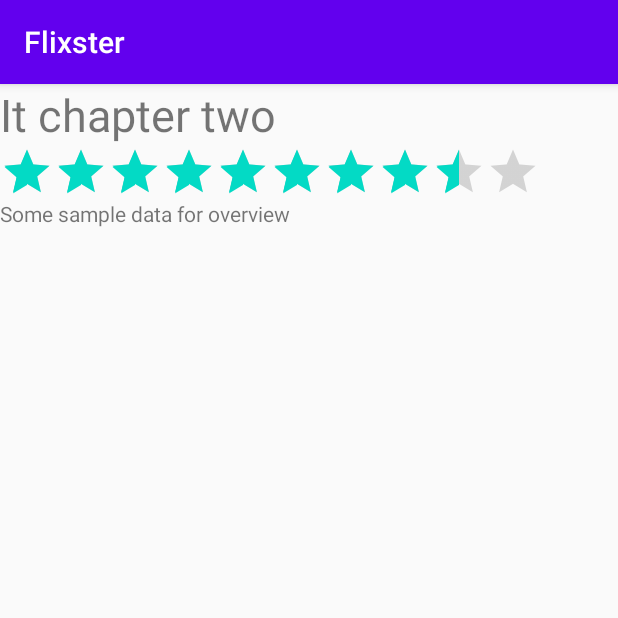
After one commit to trangtran277/Flixster, an Android app: the DetailActivity screen opened directly, with no data from a screen before it, on a phone screen of 412 x 824 dp, the top half of it. The commit adds this screen. Run offline under Robolectric (Android 15) with nearby library versions, the phone set to English and light mode, and no system bars; libraries missing offline, so code that uses them is left out: org.parceler; 4 statements that could not run were skipped.

Commit message:
add detail activity

```diff
--- a/app/build.gradle
+++ b/app/build.gradle
@@ -35,4 +35,7 @@ dependencies {
     implementation 'com.github.bumptech.glide:glide:4.11.0'
     // Glide v4 uses this new annotation processor -- see https://bumptech.github.io/glide/doc/generatedapi.html
     annotationProcessor 'com.github.bumptech.glide:compiler:4.11.0'
+
+    implementation 'org.parceler:parceler-api:1.1.12'
+    annotationProcessor 'org.parceler:parceler:1.1.12'
 }
--- a/app/src/main/AndroidManifest.xml
+++ b/app/src/main/AndroidManifest.xml
@@ -2,7 +2,7 @@
 <manifest xmlns:android="http://schemas.android.com/apk/res/android"
     package="com.example.flixster">
 
-    <uses-permission android:name="android.permission.INTERNET"/>
+    <uses-permission android:name="android.permission.INTERNET" />
 
     <application
         android:allowBackup="true"
@@ -11,6 +11,7 @@
         android:roundIcon="@mipmap/ic_launcher_round"
         android:supportsRtl="true"
         android:theme="@style/AppTheme">
+        <activity android:name=".DetailActivity" />
         <activity android:name=".MainActivity">
             <intent-filter>
                 <action android:name="android.intent.action.MAIN" />
--- /dev/null
+++ b/app/src/main/java/com/example/flixster/DetailActivity.java
@@ -0,0 +1,34 @@
+package com.example.flixster;
+
+import androidx.appcompat.app.AppCompatActivity;
+
+import android.os.Bundle;
+import android.widget.RatingBar;
+import android.widget.TextView;
+
+import com.example.flixster.R;
+import com.example.flixster.models.Movie;
+
+import org.parceler.Parcels;
+
+public class DetailActivity extends AppCompatActivity {
+
+    TextView tvTitle;
+    TextView tvOverview;
+    RatingBar ratingBar;
+
+    @Override
+    protected void onCreate(Bundle savedInstanceState) {
+        super.onCreate(savedInstanceState);
+        setContentView(R.layout.activity_detail);
+
+        tvTitle = findViewById(R.id.tvTitle);
+        tvOverview = findViewById(R.id.tvOverview);
+        ratingBar = findViewById(R.id.ratingBar);
+
+        Movie movie = Parcels.unwrap(getIntent().getParcelableExtra("movie"));
+        tvTitle.setText(movie.getTitle());
+        tvOverview.setText(movie.getOverView());
+        ratingBar.setRating((float)movie.getRating());
+    }
+}
--- /dev/null
+++ b/app/src/main/res/layout/activity_detail.xml
@@ -0,0 +1,31 @@
+<?xml version="1.0" encoding="utf-8"?>
+<LinearLayout xmlns:android="http://schemas.android.com/apk/res/android"
+    xmlns:app="http://schemas.android.com/apk/res-auto"
+    xmlns:tools="http://schemas.android.com/tools"
+    android:layout_width="match_parent"
+    android:layout_height="match_parent"
+    tools:context=".DetailActivity"
+    android:orientation="vertical">
+
+    <TextView
+        android:id="@+id/tvTitle"
+        android:layout_width="match_parent"
+        android:layout_height="wrap_content"
+        android:text="@string/sample_title"
+        android:textSize="30sp" />
+
+    <RatingBar
+        android:id="@+id/ratingBar"
+        style="@style/Widget.AppCompat.RatingBar.Indicator"
+        android:layout_width="wrap_content"
+        android:layout_height="wrap_content"
+        android:isIndicator="true"
+        android:numStars="10"
+        android:rating="8.5" />
+
+    <TextView
+        android:id="@+id/tvOverview"
+        android:layout_width="match_parent"
+        android:layout_height="wrap_content"
+        android:text="@string/some_sample_data_for_overview" />
+</LinearLayout>
--- a/app/src/main/res/layout/item_movie.xml
+++ b/app/src/main/res/layout/item_movie.xml
@@ -2,6 +2,7 @@
 <RelativeLayout xmlns:android="http://schemas.android.com/apk/res/android"
     xmlns:app="http://schemas.android.com/apk/res-auto"
     xmlns:tools="http://schemas.android.com/tools"
+    android:id="@+id/container"
     android:layout_width="match_parent"
     android:layout_height="wrap_content">
 
--- a/app/src/main/res/values/strings.xml
+++ b/app/src/main/res/values/strings.xml
@@ -1,3 +1,5 @@
 <resources>
     <string name="app_name">Flixster</string>
+    <string name="sample_title">It chapter two</string>
+    <string name="some_sample_data_for_overview">Some sample data for overview</string>
 </resources>
```
Also changed, not shown: app/src/main/java/com/example/flixster/adapters/MovieAdapter.java (+21 -1 lines), app/src/main/java/com/example/flixster/models/Movie.java (+11 -0 lines).
